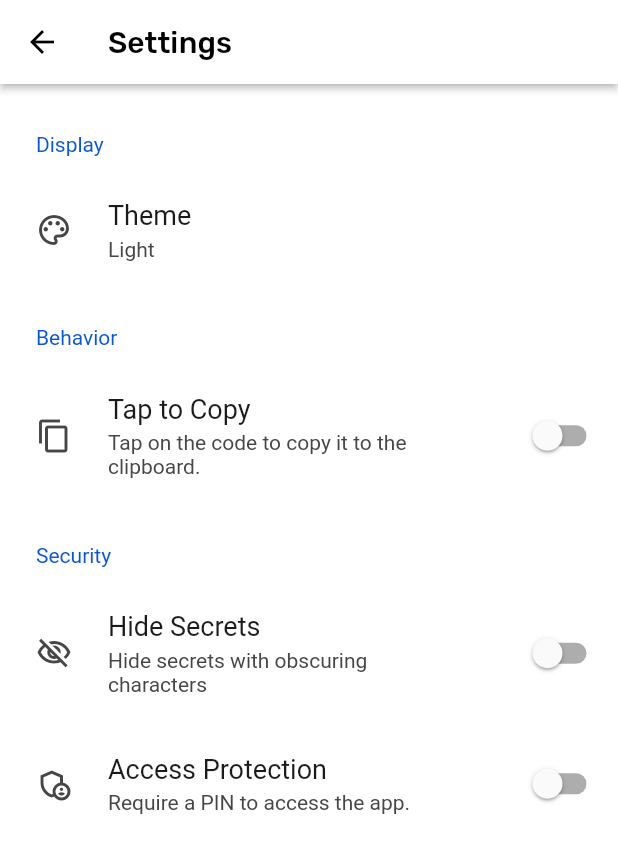
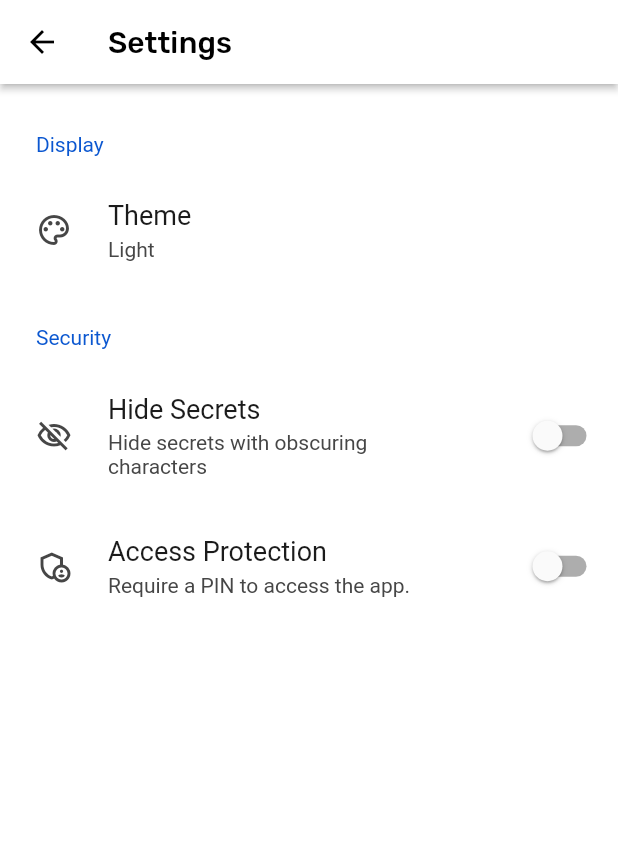
Before and after one commit to icabetong/openauth, a Flutter app: the SettingsRoute screen opened directly, on a phone screen of 412 x 824 dp. Shown: the top 853 px of the screen. Run offline on Flutter 3.47's test engine with Material 2 defaults, Android fonts, the phone set to English and light mode, and no system bars; drawn by our look-alikes of settings_ui; our stand-ins replace flutter_secure_storage, hive, hive_flutter, shared_preferences; missing offline and left inert: otp, qr_code_scanner; accounts and stored records are empty; generated files the repository leaves out were written again.

Commit message:
Added Sunset Theme

```diff
--- a/lib/locales/app_en.arb
+++ b/lib/locales/app_en.arb
@@ -57,8 +57,7 @@
     "settings_theme_amoled": "AMOLED Black",
     "settings_theme_dracula": "Dracula",
     "settings_theme_nord": "Nord",
-    "settings_tap_to_copy": "Tap to Copy",
-    "settings_tap_to_copy_subtitle": "Tap on the code to copy it to the clipboard.",
+    "settings_theme_sunset": "Sunset",
     "settings_hide_secrets": "Hide Secrets",
     "settings_hide_secrets_subtitle": "Hide secrets with obscuring characters",
     "settings_access_protection": "Access Protection",
--- a/lib/settings/provider.dart
+++ b/lib/settings/provider.dart
@@ -3,7 +3,7 @@ import 'dart:convert';
 import 'package:flutter_secure_storage/flutter_secure_storage.dart';
 import 'package:shared_preferences/shared_preferences.dart';
 
-enum UserTheme { light, dark, amoled, dracula, nord }
+enum UserTheme { light, dark, amoled, dracula, nord, sunset }
 
 extension UserThemeExtension on UserTheme {
   String get value {
@@ -18,6 +18,8 @@ extension UserThemeExtension on UserTheme {
         return 'dracula';
       case UserTheme.nord:
         return 'nord';
+      case UserTheme.sunset:
+        return 'sunset';
     }
   }
 
@@ -33,6 +35,8 @@ extension UserThemeExtension on UserTheme {
         return UserTheme.dracula;
       case 'nord':
         return UserTheme.nord;
+      case 'sunset':
+        return UserTheme.sunset;
       default:
         throw Error();
     }
--- a/lib/settings/settings.dart
+++ b/lib/settings/settings.dart
@@ -50,21 +50,6 @@ class _SettingsRouteState extends State<SettingsRoute> {
                           }
                         },
                       ),
-                    ]),
-                SettingsSection(
-                    title: Translations.of(context)!.settings_group_behavior,
-                    titleTextStyle: _headerTextStyle,
-                    tiles: [
-                      SettingsTile.switchTile(
-                        leading: const Icon(Icons.copy_outlined),
-                        title: Translations.of(context)!.settings_tap_to_copy,
-                        subtitle: Translations.of(context)!
-                            .settings_tap_to_copy_subtitle,
-                        titleTextStyle: _titleTextStyle,
-                        onToggle: (status) {},
-                        switchValue: false,
-                        subtitleMaxLines: 3,
-                      )
                     ]),
                 SettingsSection(
                     title: Translations.of(context)!.settings_group_security,
--- a/lib/theme/amoled.dart
+++ b/lib/theme/amoled.dart
@@ -4,7 +4,7 @@ import 'package:openauth/theme/core.dart';
 ThemeData getAmoled() {
   final base = getBase(brightness: Brightness.dark);
 
-  final primary = Colors.teal[500];
+  const primary = Color(0xff3182CE);
   const onPrimary = Color(0xffffffff);
   const background = Color(0xff080808);
   const surface = Color(0xff1c1c1c);
--- a/lib/theme/core.dart
+++ b/lib/theme/core.dart
@@ -5,6 +5,7 @@ import 'package:openauth/theme/amoled.dart';
 import 'package:openauth/theme/default.dart';
 import 'package:openauth/theme/dracula.dart';
 import 'package:openauth/theme/nord.dart';
+import 'package:openauth/theme/sunset.dart';
 
 String getThemeName(BuildContext context, UserTheme theme) {
   switch (theme) {
@@ -18,6 +19,8 @@ String getThemeName(BuildContext context, UserTheme theme) {
       return Translations.of(context)!.settings_theme_dracula;
     case UserTheme.nord:
       return Translations.of(context)!.settings_theme_nord;
+    case UserTheme.sunset:
+      return Translations.of(context)!.settings_theme_sunset;
   }
 }
 
@@ -33,6 +36,8 @@ ThemeData getTheme(UserTheme userTheme) {
       return getDracula();
     case UserTheme.nord:
       return getNord();
+    case UserTheme.sunset:
+      return getSunset();
   }
 }
 
```
Also changed, not shown: lib/entry/entry_list.dart (+6 -4 lines), lib/entry/entry_page.dart (+16 -10 lines), lib/theme/sunset.dart (added, +25 -0 lines).
